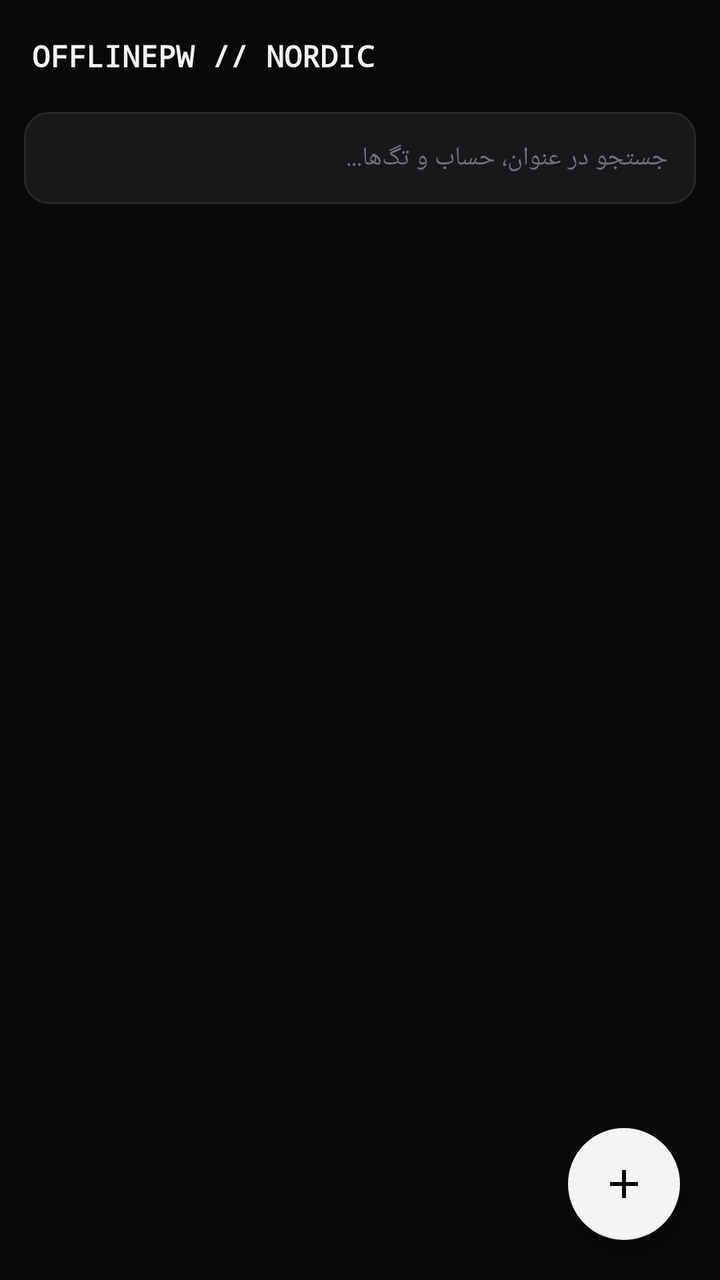
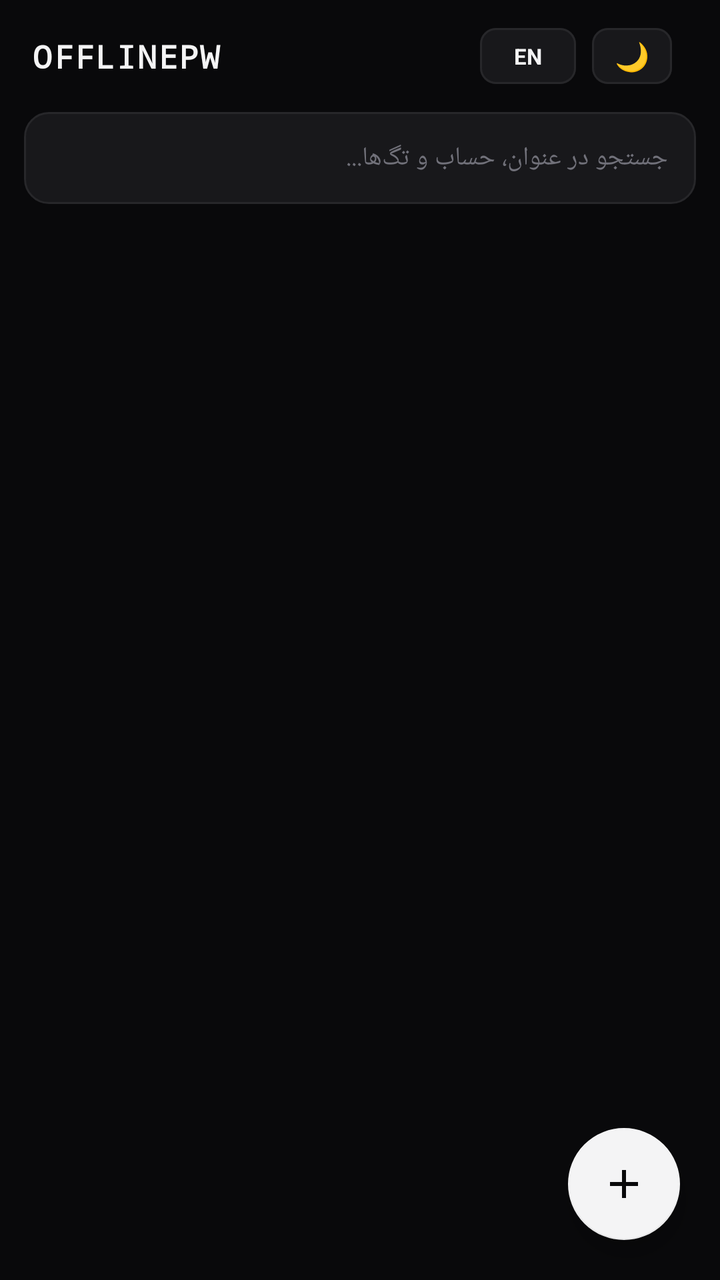

Two renders of the same Android screen: before a commit and after it. Below are the layout's source before the change and the commit's diff.
<!-- AndroidManifest.xml: application theme Theme.Material3.Dark.NoActionBar -->
<!-- res/layout/activity_main.xml -->
<?xml version="1.0" encoding="utf-8"?>
<androidx.coordinatorlayout.widget.CoordinatorLayout
    xmlns:android="http://schemas.android.com/apk/res/android"
    xmlns:app="http://schemas.android.com/apk/res-auto"
    android:layout_width="match_parent"
    android:layout_height="match_parent"
    android:background="#09090B">

    <com.google.android.material.appbar.AppBarLayout
        android:layout_width="match_parent"
        android:layout_height="wrap_content"
        android:background="#09090B"
        app:elevation="0dp">

        <androidx.appcompat.widget.Toolbar
            android:id="@+id/toolbar"
            android:layout_width="match_parent"
            android:layout_height="?attr/actionBarSize">

            <TextView
                android:layout_width="wrap_content"
                android:layout_height="wrap_content"
                android:text="OFFLINEPW // NORDIC"
                android:textColor="#F4F4F5"
                android:textStyle="bold"
                android:fontFamily="monospace"
                android:textSize="15sp" />
        </androidx.appcompat.widget.Toolbar>

        <EditText
            android:id="@+id/etSearch"
            android:layout_width="match_parent"
            android:layout_height="46dp"
            android:layout_marginHorizontal="12dp"
            android:layout_marginBottom="10dp"
            android:hint="جستجو در عنوان، حساب و تگ‌ها..."
            android:textColorHint="#71717A"
            android:textColor="#F4F4F5"
            android:textSize="13sp"
            android:paddingHorizontal="14dp"
            android:background="@drawable/bg_search_input" />
    </com.google.android.material.appbar.AppBarLayout>

    <androidx.recyclerview.widget.RecyclerView
        android:id="@+id/rvVault"
        android:layout_width="match_parent"
        android:layout_height="match_parent"
        android:clipToPadding="false"
        android:paddingTop="8dp"
        android:paddingBottom="90dp"
        app:layout_behavior="@string/appbar_scrolling_view_behavior" />

    <com.google.android.material.floatingactionbutton.FloatingActionButton
        android:id="@+id/fabAdd"
        android:layout_width="wrap_content"
        android:layout_height="wrap_content"
        android:layout_gravity="bottom|end"
        android:layout_margin="20dp"
        android:src="@drawable/ic_add"
        app:backgroundTint="#F4F4F5"
        app:tint="#09090B"
        app:elevation="6dp" />

</androidx.coordinatorlayout.widget.CoordinatorLayout>
<!-- resources referenced by this layout -->
<resources>
  <!-- drawable bg_search_input (drawable) -->
  <?xml version="1.0" encoding="utf-8"?>
  <shape xmlns:android="http://schemas.android.com/apk/res/android">
      <solid android:color="#18181B" />
      <stroke android:width="1dp" android:color="#27272A" />
      <corners android:radius="12dp" />
  </shape>
  <!-- drawable ic_add (drawable) -->
  <vector xmlns:android="http://schemas.android.com/apk/res/android"
      android:width="24dp"
      android:height="24dp"
      android:viewportWidth="24"
      android:viewportHeight="24">
    <path
        android:fillColor="#09090B"
        android:pathData="M19,13h-6v6h-2v-6H5v-2h6V5h2v6h6v2z"/>
  </vector>
  <style name="Theme.Material3.Dark.NoActionBar" parent="Theme.MaterialComponents.DayNight.NoActionBar">
          <item name="android:statusBarColor">#09090B</item>
          <item name="android:windowBackground">#09090B</item>
      </style>
</resources>

<!-- the commit's change to res/layout/activity_main.xml (unified diff, before → after) -->
@@ -2,29 +2,84 @@
 <androidx.coordinatorlayout.widget.CoordinatorLayout
     xmlns:android="http://schemas.android.com/apk/res/android"
     xmlns:app="http://schemas.android.com/apk/res-auto"
+    android:id="@+id/mainRootLayout"
     android:layout_width="match_parent"
     android:layout_height="match_parent"
     android:background="#09090B">
 
     <com.google.android.material.appbar.AppBarLayout
+        android:id="@+id/appBarLayout"
         android:layout_width="match_parent"
         android:layout_height="wrap_content"
         android:background="#09090B"
         app:elevation="0dp">
 
+        
         <androidx.appcompat.widget.Toolbar
             android:id="@+id/toolbar"
             android:layout_width="match_parent"
-            android:layout_height="?attr/actionBarSize">
+            android:layout_height="?attr/actionBarSize"
+            android:paddingHorizontal="8dp">
 
-            <TextView
-                android:layout_width="wrap_content"
-                android:layout_height="wrap_content"
-                android:text="OFFLINEPW // NORDIC"
-                android:textColor="#F4F4F5"
-                android:textStyle="bold"
-                android:fontFamily="monospace"
-                android:textSize="15sp" />
+            <androidx.constraintlayout.widget.ConstraintLayout
+                android:layout_width="match_parent"
+                android:layout_height="match_parent">
+
+                
+                <TextView
+                    android:id="@+id/tvAppTitle"
+                    android:layout_width="wrap_content"
+                    android:layout_height="wrap_content"
+                    android:text="OFFLINEPW"
+                    android:textColor="#F4F4F5"
+                    android:textStyle="bold"
+                    android:letterSpacing="0.05"
+                    android:fontFamily="monospace"
+                    android:textSize="16sp"
+                    app:layout_constraintStart_toStartOf="parent"
+                    app:layout_constraintTop_toTopOf="parent"
+                    app:layout_constraintBottom_toBottomOf="parent" />
+
+                
+                <com.google.android.material.button.MaterialButton
+                    android:id="@+id/btnLanguage"
+                    style="@style/Widget.Material3.Button.TonalButton"
+                    android:layout_width="48dp"
+                    android:layout_height="36dp"
+                    android:padding="0dp"
+                    android:text="EN"
+                    android:textSize="11sp"
+                    android:textStyle="bold"
+                    android:textColor="#F4F4F5"
+                    app:backgroundTint="#18181B"
+                    app:strokeColor="#27272A"
+                    app:strokeWidth="1dp"
+                    app:cornerRadius="8dp"
+                    android:layout_marginEnd="8dp"
+                    app:layout_constraintEnd_toStartOf="@id/btnThemeToggle"
+                    app:layout_constraintTop_toTopOf="parent"
+                    app:layout_constraintBottom_toBottomOf="parent" />
+
+                
+                <com.google.android.material.button.MaterialButton
+                    android:id="@+id/btnThemeToggle"
+                    style="@style/Widget.Material3.Button.TonalButton"
+                    android:layout_width="40dp"
+                    android:layout_height="36dp"
+                    android:padding="0dp"
+                    android:text="🌙"
+                    android:textSize="14sp"
+                    android:textColor="#F4F4F5"
+                    app:backgroundTint="#18181B"
+                    app:strokeColor="#27272A"
+                    app:strokeWidth="1dp"
+                    app:cornerRadius="8dp"
+                    android:layout_marginEnd="8dp"
+                    app:layout_constraintEnd_toEndOf="parent"
+                    app:layout_constraintTop_toTopOf="parent"
+                    app:layout_constraintBottom_toBottomOf="parent" />
+
+            </androidx.constraintlayout.widget.ConstraintLayout>
         </androidx.appcompat.widget.Toolbar>
 
         <EditText
@@ -46,7 +101,7 @@
         android:layout_width="match_parent"
         android:layout_height="match_parent"
         android:clipToPadding="false"
-        android:paddingTop="8dp"
+        android:paddingTop="6dp"
         android:paddingBottom="90dp"
         app:layout_behavior="@string/appbar_scrolling_view_behavior" />
 
